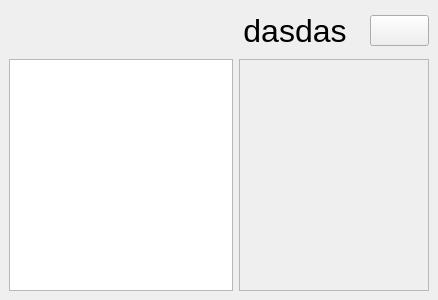
First picture: the form in mainwindow.ui, repository Pkow1999/Vampire-The-Masquerade-v5-Character-Sheet-for-Android, before the edit.
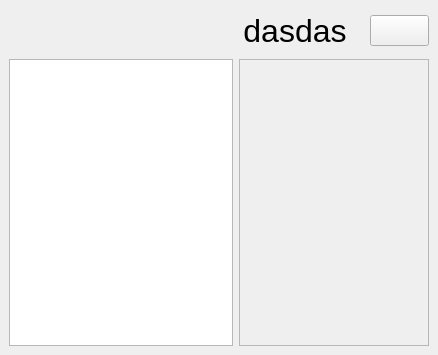
Second picture: the form after the edit. Icons and pictures are not drawn.

```diff
--- a/mainwindow.ui
+++ b/mainwindow.ui
@@ -10,7 +10,7 @@
     <x>0</x>
     <y>0</y>
     <width>438</width>
-    <height>300</height>
+    <height>355</height>
    </rect>
   </property>
   <property name="sizePolicy">
```
Left out of the diff: 4 changed lines with no effect on the pictures.
